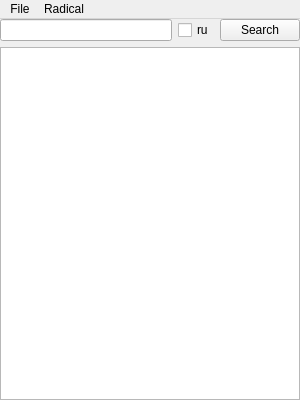
This is yajad_qt/mainwindow.ui in arruzk/yajad as Qt 5 draws it before an edit. The edited form follows.
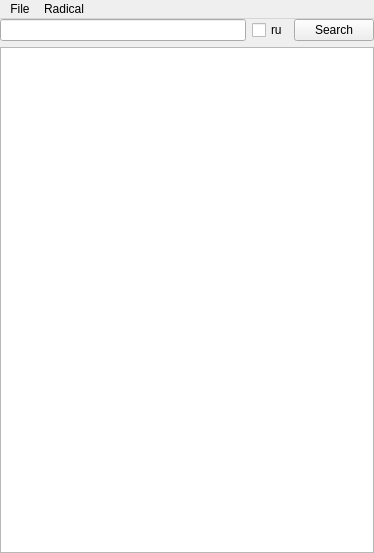
This is the edited form.

Commit message: added "ga" row, added kanji and kana output, switched to html text browser

What changed in the file:
```diff
--- a/yajad_qt/mainwindow.ui
+++ b/yajad_qt/mainwindow.ui
@@ -6,8 +6,8 @@
    <rect>
     <x>0</x>
     <y>0</y>
-    <width>300</width>
-    <height>400</height>
+    <width>374</width>
+    <height>553</height>
    </rect>
   </property>
   <property name="windowTitle">
@@ -49,7 +49,7 @@
     <rect>
      <x>0</x>
      <y>0</y>
-     <width>300</width>
+     <width>374</width>
      <height>25</height>
     </rect>
    </property>
```
The commit also changes 1 other file.
